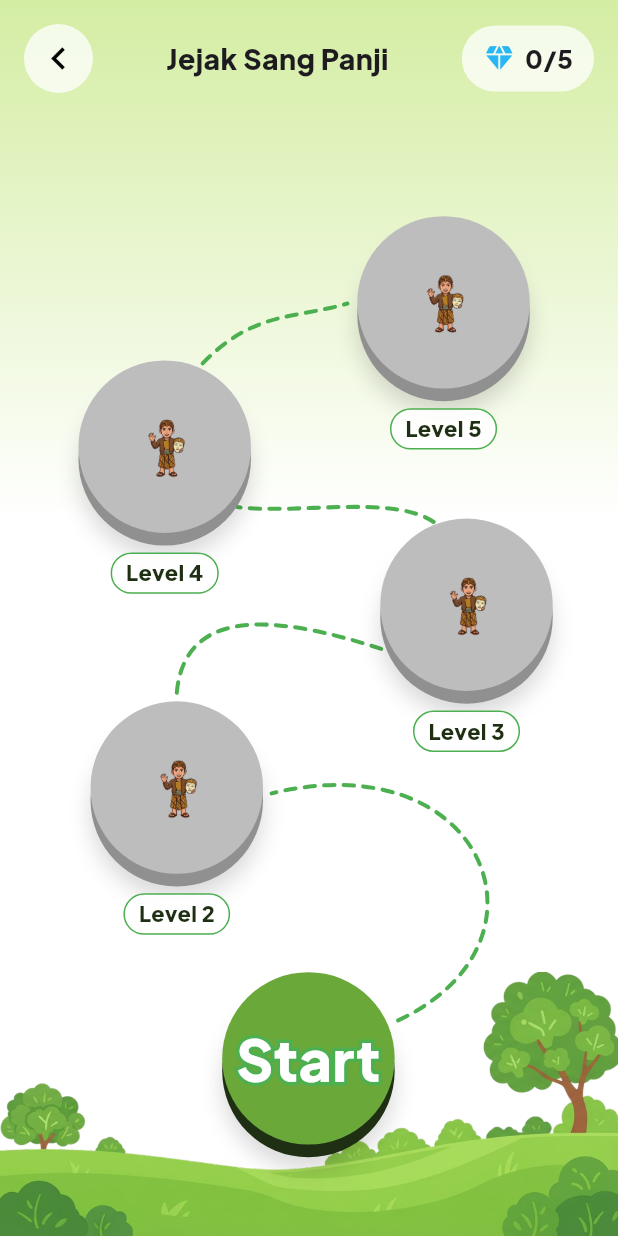
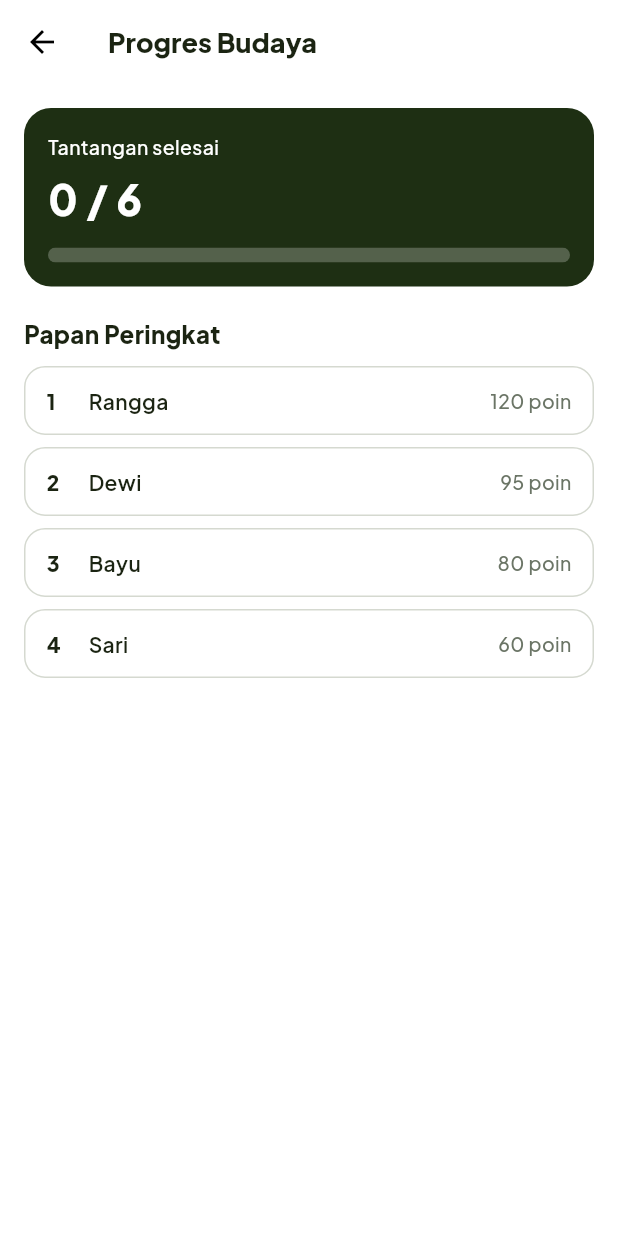
Before and after one commit to jenrisetiawan2708-lang/Jelajah-Topeng-Mobile, a Flutter app: the ExplorationScreen screen opened directly, after a tap on "Progres", on a phone screen of 412 x 824 dp. Run offline on Flutter 3.47's test engine with Material 3 defaults, Android fonts, the phone set to English and light mode, and no system bars; our stand-ins replace flutter_secure_storage, google_fonts, pdf, printing; accounts and stored records are empty.

Commit message:
feat(mobile): layar progres budaya

```diff
--- a/lib/features/exploration/exploration_screen.dart
+++ b/lib/features/exploration/exploration_screen.dart
@@ -1,12 +1,14 @@
 import 'dart:math' as math;
+
 import 'package:flutter/material.dart';
 import 'package:google_fonts/google_fonts.dart';
+
 import '../../core/theme/app_colors.dart';
 import '../../shared/widgets/dark_button.dart';
 import '../../shared/widgets/gradient_background.dart';
 import '../education/education_data.dart';
 import '../education/materi_screen.dart';
-import '../game/game_map_screen.dart';
+import '../progress/progress_screen.dart';
 import '../profile/profile_screen.dart';
 
 class _Spot {
@@ -249,9 +251,9 @@ class _ExplorationScreenState extends State<ExplorationScreen>
           ),
           // Tombol Progres -> peta game Jejak Sang Panji
           GestureDetector(
-            onTap: () => Navigator.of(context).push(
-              MaterialPageRoute(builder: (_) => const GameMapScreen()),
-            ),
+            onTap: () => Navigator.of(
+              context,
+            ).push(MaterialPageRoute(builder: (_) => const ProgressScreen())),
             child: Container(
               height: 52,
               padding: const EdgeInsets.symmetric(horizontal: 22),
@@ -272,9 +274,8 @@ class _ExplorationScreenState extends State<ExplorationScreen>
           const SizedBox(width: 8),
           _circle(
             Icons.person_outline,
-            () => Navigator.of(context).push(
-              MaterialPageRoute(builder: (_) => const ProfileScreen()),
-            ),
+            () => Navigator.of(context)
+                .push(MaterialPageRoute(builder: (_) => const ProfileScreen())),
           ),
         ],
       ),
@@ -344,7 +345,10 @@ class _ExplorationScreenState extends State<ExplorationScreen>
       child: Column(
         crossAxisAlignment: CrossAxisAlignment.start,
         children: [
-          Text('Sesi Kunjungan', style: GoogleFonts.plusJakartaSans(fontSize: 15)),
+          Text(
+            'Sesi Kunjungan',
+            style: GoogleFonts.plusJakartaSans(fontSize: 15),
+          ),
           Text(
             'Senin–Jumat, 08.00 WIB s.d. 15.00 WIB',
             style: GoogleFonts.plusJakartaSans(
@@ -366,9 +370,8 @@ class _IslandImage extends StatelessWidget {
     return Image.asset(
       'assets/images/island.png',
       fit: BoxFit.contain,
-      errorBuilder: (_, _, _) => SizedBox.expand(
-        child: CustomPaint(painter: _IslandPainter()),
-      ),
+      errorBuilder: (_, _, _) =>
+          SizedBox.expand(child: CustomPaint(painter: _IslandPainter())),
     );
   }
 }
@@ -383,14 +386,35 @@ class _IslandPainter extends CustomPainter {
     }
 
     // Batu (4 bidang warna)
-    facet(const [Offset(3, 62), Offset(20, 62), Offset(160, 398), Offset(144, 408)],
-        const Color(0xFFB07F5B));
-    facet(const [Offset(20, 62), Offset(194, 62), Offset(194, 330), Offset(176, 372), Offset(160, 398)],
-        const Color(0xFF9B6D4B));
-    facet(const [Offset(194, 62), Offset(276, 62), Offset(262, 250), Offset(245, 270), Offset(235, 258), Offset(205, 315), Offset(194, 330)],
-        const Color(0xFF7A5238));
-    facet(const [Offset(276, 62), Offset(357, 62), Offset(296, 288), Offset(275, 270), Offset(262, 250)],
-        const Color(0xFF5C3E2A));
+    facet(const [
+      Offset(3, 62),
+      Offset(20, 62),
+      Offset(160, 398),
+      Offset(144, 408),
+    ], const Color(0xFFB07F5B));
+    facet(const [
+      Offset(20, 62),
+      Offset(194, 62),
+      Offset(194, 330),
+      Offset(176, 372),
+      Offset(160, 398),
+    ], const Color(0xFF9B6D4B));
+    facet(const [
+      Offset(194, 62),
+      Offset(276, 62),
+      Offset(262, 250),
+      Offset(245, 270),
+      Offset(235, 258),
+      Offset(205, 315),
+      Offset(194, 330),
+    ], const Color(0xFF7A5238));
+    facet(const [
+      Offset(276, 62),
+      Offset(357, 62),
+      Offset(296, 288),
+      Offset(275, 270),
+      Offset(262, 250),
+    ], const Color(0xFF5C3E2A));
 
     // Rumput: sisi bawah tipis + permukaan + dua bercak
     canvas.drawOval(
--- /dev/null
+++ b/lib/features/progress/progress_screen.dart
@@ -0,0 +1,123 @@
+import 'package:flutter/material.dart';
+
+import '../../core/constants/app_colors.dart';
+import '../../core/theme/app_text.dart';
+
+class ProgressScreen extends StatelessWidget {
+  const ProgressScreen({
+    super.key,
+    this.completed = 0,
+    this.total = 6,
+    this.showBack = true,
+  });
+
+  /// Jumlah tantangan yang sudah selesai.
+  final int completed;
+
+  /// Total tantangan di game.
+  final int total;
+
+  /// false jika dipakai sebagai tab (tidak perlu tombol kembali).
+  final bool showBack;
+
+  static const _board = <(String, int)>[
+    ('Rangga', 120),
+    ('Dewi', 95),
+    ('Bayu', 80),
+    ('Sari', 60),
+  ];
+
+  @override
+  Widget build(BuildContext context) {
+    final pct = total == 0 ? 0.0 : (completed / total).clamp(0.0, 1.0);
+    return Scaffold(
+      backgroundColor: Colors.white,
+      appBar: AppBar(
+        automaticallyImplyLeading: showBack,
+        backgroundColor: Colors.white,
+        elevation: 0,
+        foregroundColor: Colors.black,
+        title: Text(
+          'Progres Budaya',
+          style: AppText.style(18, weight: FontWeight.w800),
+        ),
+      ),
+      body: ListView(
+        padding: const EdgeInsets.all(16),
+        children: [
+          Container(
+            padding: const EdgeInsets.all(16),
+            decoration: BoxDecoration(
+              color: AppColors.forest,
+              borderRadius: BorderRadius.circular(18),
+            ),
+            child: Column(
+              crossAxisAlignment: CrossAxisAlignment.start,
+              children: [
+                Text(
+                  'Tantangan selesai',
+                  style: AppText.style(13, color: Colors.white),
+                ),
+                const SizedBox(height: 6),
+                Text(
+                  '$completed / $total',
+                  style: AppText.style(
+                    28,
+                    weight: FontWeight.w800,
+                    color: Colors.white,
+                  ),
+                ),
+                const SizedBox(height: 12),
+                ClipRRect(
+                  borderRadius: BorderRadius.circular(8),
+                  child: LinearProgressIndicator(
+                    value: pct,
+                    minHeight: 10,
+                    backgroundColor: Colors.white24,
+                    color: AppColors.softGreen,
+                  ),
+                ),
+              ],
+            ),
+          ),
+          const SizedBox(height: 20),
+          Text(
+            'Papan Peringkat',
+            style: AppText.style(16, weight: FontWeight.w800),
+          ),
+          const SizedBox(height: 10),
+          for (var i = 0; i < _board.length; i++)
+            Container(
+              margin: const EdgeInsets.only(bottom: 8),
+              padding: const EdgeInsets.symmetric(horizontal: 14, vertical: 12),
+              decoration: BoxDecoration(
+                borderRadius: BorderRadius.circular(14),
+                border: Border.all(color: const Color(0xFFD5D9D0)),
+              ),
+              child: Row(
+                children: [
+                  SizedBox(
+                    width: 28,
+                    child: Text(
+                      '${i + 1}',
+                      style: AppText.style(14, weight: FontWeight.w800),
+                    ),
+                  ),
+                  Expanded(
+                    child: Text(
+                      _board[i].$1,
+                      style: AppText.style(14, weight: FontWeight.w600),
+                    ),
+                  ),
+                  Text(
+                    '${_board[i].$2} poin',
+                    style: AppText.style(13, color: AppColors.muted),
+                  ),
+                ],
+              ),
+            ),
+        ],
+      ),
+    );
+  }
+}
```
